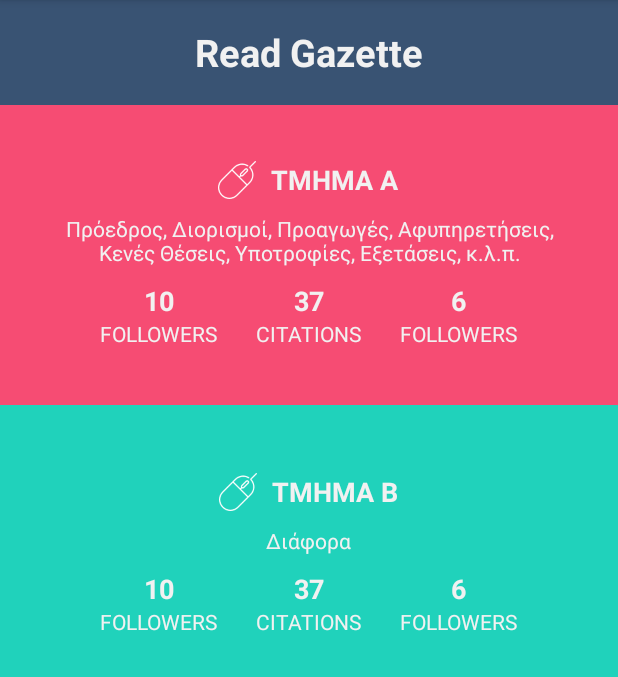
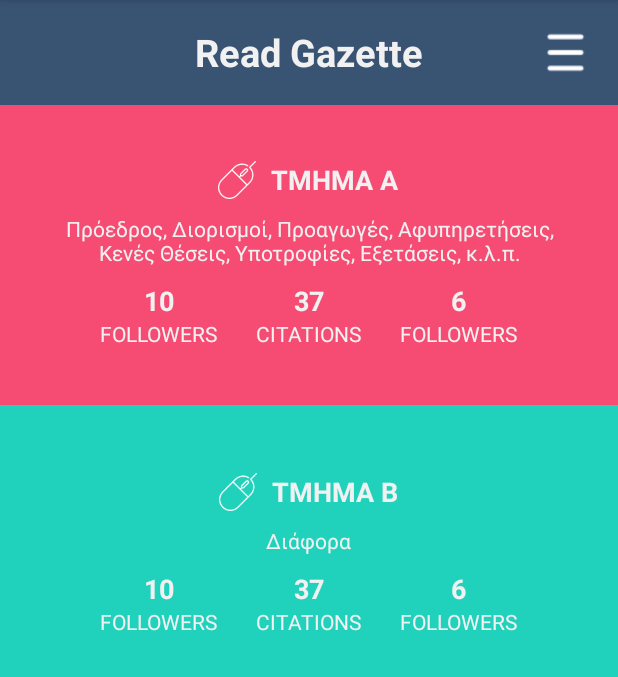
Before and after one commit to andreasp1994/CyGazetteAndroid, an Android app: the fragment GazetteSectionsFragment shown on its own in the app's theme, on a phone screen of 412 x 824 dp, the part 84-761 px from its top. Run offline under Robolectric (Android 15) with nearby library versions, the phone set to English and light mode, and no system bars; 1 statement that could not run was skipped.

Commit message:
comments + drawer pane

```diff
--- a/app/src/main/AndroidManifest.xml
+++ b/app/src/main/AndroidManifest.xml
@@ -13,14 +13,14 @@
         android:supportsRtl="true"
         android:theme="@style/AppTheme">
         <activity android:name=".FeedActivity" >
+
+        </activity>
+        <activity android:name=".GazetteActivity">
             <intent-filter>
                 <action android:name="android.intent.action.MAIN" />
                 <category android:name="android.intent.category.LAUNCHER" />
             </intent-filter>
         </activity>
-        <activity android:name=".GazetteActivity">
-
-        </activity>
     </application>
 
 </manifest>
--- a/app/src/main/java/com/apogiatzis/cygazetteapp/GazetteArticlesFragment.java
+++ b/app/src/main/java/com/apogiatzis/cygazetteapp/GazetteArticlesFragment.java
@@ -3,6 +3,7 @@ package com.apogiatzis.cygazetteapp;
 
 import android.app.FragmentManager;
 import android.app.FragmentTransaction;
+import android.content.Intent;
 import android.os.Bundle;
 import android.app.Fragment;
 import android.util.Log;
@@ -11,6 +12,7 @@ import android.view.View;
 import android.view.ViewGroup;
 import android.widget.AdapterView;
 import android.widget.ListView;
+import android.widget.TextView;
 
 import com.apogiatzis.cygazetteapp.R;
 import com.apogiatzis.cygazetteapp.gazetteapi.GazetteAPI;
--- a/app/src/main/java/com/apogiatzis/cygazetteapp/GazetteSectionsFragment.java
+++ b/app/src/main/java/com/apogiatzis/cygazetteapp/GazetteSectionsFragment.java
@@ -7,6 +7,7 @@ import android.view.LayoutInflater;
 import android.view.View;
 import android.view.ViewGroup;
 import android.widget.LinearLayout;
+import android.widget.TextView;
 
 import com.apogiatzis.cygazetteapp.models.Section;
 
@@ -39,6 +40,15 @@ public class GazetteSectionsFragment extends Fragment implements View.OnClickLis
 
         this.mListener = (OnSectionClickedListener) getActivity();
 
+        TextView menuFeed = (TextView) view.findViewById(R.id.menuFeed);
+        menuFeed.setOnClickListener(new View.OnClickListener() {
+            @Override
+            public void onClick(View v) {
+                Intent intent = new Intent(getActivity(), FeedActivity.class);
+                startActivity(intent);
+            }
+        });
+
         return view;
     }
 
--- a/app/src/main/java/com/apogiatzis/cygazetteapp/ReadArticleFragment.java
+++ b/app/src/main/java/com/apogiatzis/cygazetteapp/ReadArticleFragment.java
@@ -1,6 +1,7 @@
 package com.apogiatzis.cygazetteapp;
 
 
+import android.content.Intent;
 import android.graphics.Rect;
 import android.media.Image;
 import android.net.Uri;
@@ -14,6 +15,7 @@ import android.view.View;
 import android.view.ViewGroup;
 import android.widget.ImageView;
 import android.widget.LinearLayout;
+import android.widget.TextView;
 import android.widget.Toast;
 
 import com.apogiatzis.cygazetteapp.misc.Config;
@@ -22,6 +24,7 @@ import com.github.barteksc.pdfviewer.PDFView;
 import com.github.barteksc.pdfviewer.listener.OnLoadCompleteListener;
 import com.github.barteksc.pdfviewer.listener.OnPageScrollListener;
 import com.itextpdf.text.pdf.parser.Line;
+import com.itextpdf.text.pdf.parser.LocationTextExtractionStrategy;
 
 import java.io.File;
 
@@ -86,7 +89,6 @@ public class ReadArticleFragment extends Fragment implements OnLoadCompleteListe
             }
         });
 
-
         return view;
     }
 
--- a/app/src/main/res/layout/comment_item.xml
+++ b/app/src/main/res/layout/comment_item.xml
@@ -9,8 +9,8 @@
     <ImageView
 
         android:src="@drawable/user128x128"
-        android:layout_width="60dp"
-        android:layout_height="60dp" />
+        android:layout_width="40dp"
+        android:layout_height="40dp" />
 
     <LinearLayout
         android:layout_marginLeft="20dp"
@@ -20,6 +20,7 @@
 
         <TextView
             android:id="@+id/tvCommentUsername"
+            android:textColor="#f1f1f1"
             android:textStyle="bold"
             android:textSize="20sp"
             android:text="User Name"
@@ -29,6 +30,7 @@
         <TextView
             android:id="@+id/tvCommentContent"
             android:text="content"
+            android:textColor="#f1f1f1"
             android:textSize="17sp"
             android:layout_width="match_parent"
             android:layout_height="wrap_content" />
--- a/app/src/main/res/layout/feed_citation_item.xml
+++ b/app/src/main/res/layout/feed_citation_item.xml
@@ -4,7 +4,7 @@
     xmlns:android="http://schemas.android.com/apk/res/android"
     xmlns:tools="http://schemas.android.com/tools"
     android:layout_width="wrap_content"
-    android:layout_height="450dp"
+    android:layout_height="wrap_content"
     android:background="@drawable/feed_bg"
     android:orientation="vertical"
     tools:context="com.apogiatzis.cygazetteapp.FeedActivity">
@@ -154,6 +154,7 @@
     </LinearLayout>
 
     <LinearLayout
+        android:visibility="gone"
         android:padding="20dp"
         android:orientation="vertical"
         android:id="@+id/llComments"
@@ -167,6 +168,7 @@
             android:layout_height="1dp"/>
 
         <ListView
+            android:id="@+id/lvComments"
             android:layout_width="match_parent"
             android:layout_height="wrap_content">
 
--- a/app/src/main/res/layout/fragment_gazette_sections.xml
+++ b/app/src/main/res/layout/fragment_gazette_sections.xml
@@ -1,14 +1,21 @@
 <?xml version="1.0" encoding="utf-8"?>
-<LinearLayout xmlns:android="http://schemas.android.com/apk/res/android"
-    xmlns:tools="http://schemas.android.com/tools"
+<android.support.v4.widget.DrawerLayout
+    xmlns:android="http://schemas.android.com/apk/res/android"
     android:layout_width="match_parent"
-    xmlns:app="http://schemas.android.com/apk/res-auto"
+    android:layout_height="match_parent">
+
+    <!--Main Layout-->
+    <LinearLayout
+        android:id="@+id/mainContent"
+        android:layout_width="match_parent"
         android:orientation="vertical"
         android:background="#395373"
-    android:layout_height="match_parent"
-    >
+        android:layout_height="match_parent">
 
         <!--Top bar -->
+        <RelativeLayout
+            android:layout_width="match_parent"
+            android:layout_height="70dp">
             <LinearLayout
                 android:orientation="vertical"
                 android:gravity="center"
@@ -24,6 +31,15 @@
                     android:layout_width="wrap_content"
                     android:layout_height="wrap_content" />
             </LinearLayout>
+            <ImageView
+                android:id="@+id/ivMenu"
+                android:padding="10dp"
+                android:layout_alignParentRight="true"
+                android:src="@drawable/menu"
+                android:layout_width="70dp"
+                android:layout_height="match_parent" />
+        </RelativeLayout>
+
 
         <!-- Gazette parts-->
         <ScrollView
@@ -370,7 +386,34 @@
                     </LinearLayout>
                 </LinearLayout>
             </LinearLayout>
+        </ScrollView>
+    </LinearLayout>
 
-    </ScrollView>
+    <!-- The navigation drawer -->
+    <LinearLayout android:id="@+id/left_drawer"
+        android:layout_width="180dp"
+        android:layout_height="match_parent"
+        android:orientation="vertical"
+        android:background="#395373"
+        android:layout_gravity="start" >
+
+        <ImageView
+            android:src="@drawable/appicon256x256"
+            android:padding="40dp"
+            android:layout_width="180dp"
+            android:layout_height="180dp" />
+
+
+        <TextView
+            android:textSize="18sp"
+            android:id="@+id/menuFeed"
+            android:gravity="center"
+            android:textColor="#f1f1f1"
+            android:textStyle="bold"
+            android:text="Feed"
+            android:layout_width="match_parent"
+            android:layout_height="70dp" />
 
     </LinearLayout>
+
+</android.support.v4.widget.DrawerLayout>
```
Also changed, not shown: app/src/main/java/com/apogiatzis/cygazetteapp/CommentsListAdapter.java (added, +59 -0 lines), app/src/main/java/com/apogiatzis/cygazetteapp/FeedItemListAdapter.java (+22 -2 lines), app/src/main/res/drawable/menu.png (added). Lines whose indentation alone changed are shown as unchanged.
